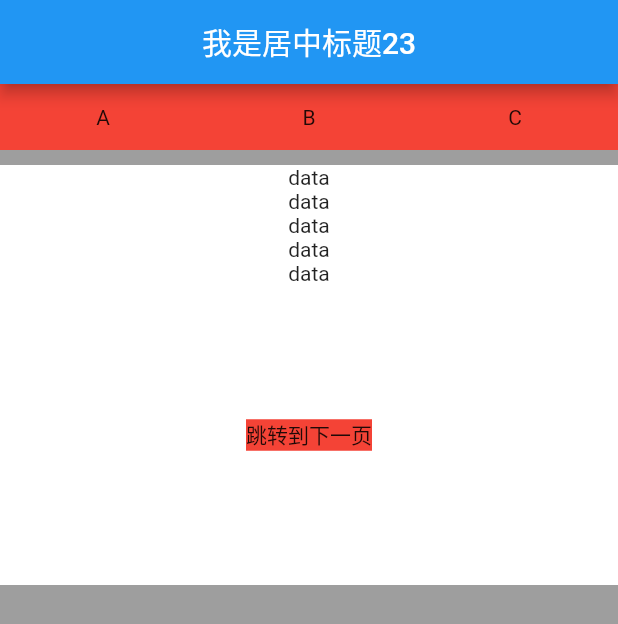
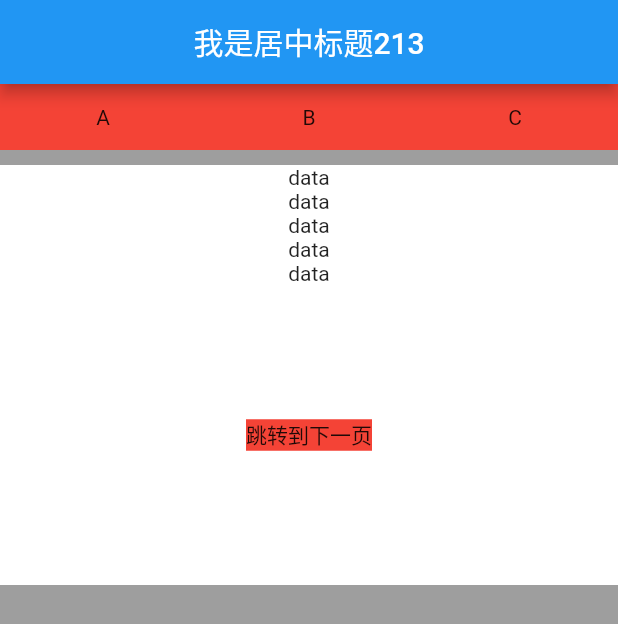
Before and after one commit to zuidap/flutter_webblog, a Flutter app: the screen it shows after launch, on a phone screen of 412 x 824 dp. Shown: the top 624 px of the screen. Run offline on Flutter 3.47's test engine with Material 2 defaults, Android fonts, the light colour scheme and no system bars.

Commit message:
Update main.dart

```diff
--- a/lib/main.dart
+++ b/lib/main.dart
@@ -20,7 +20,7 @@ class HomePage extends StatelessWidget {
     return Scaffold(
       backgroundColor: Colors.grey,
       appBar: AppBar(
-        title: Text('我是居中标题23'),
+        title: Text('我是居中标题213'),
         centerTitle: true,
       ),
       body: ListView(
```
